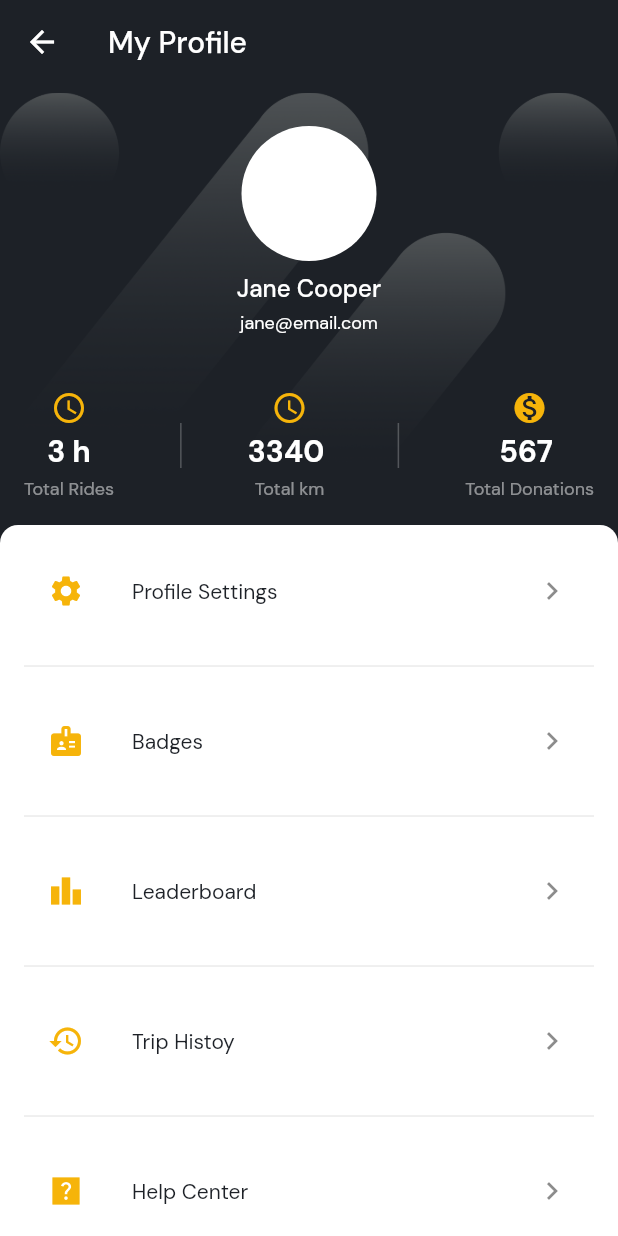
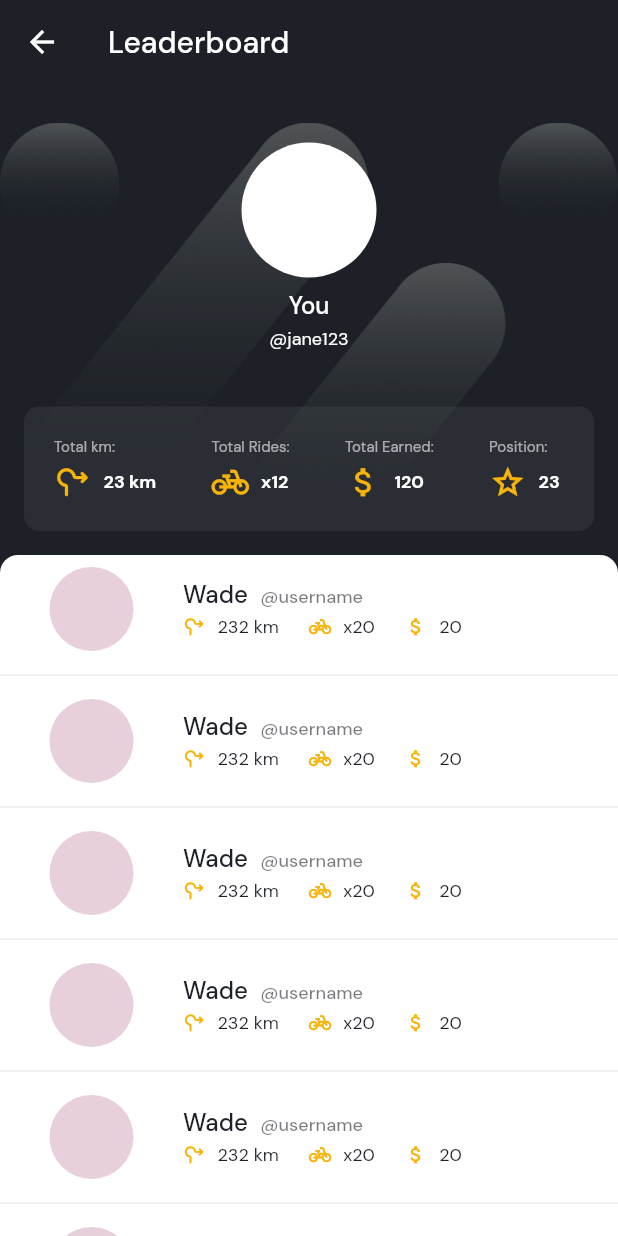
Before and after one commit to ChebacGrigore/Cycle_for_Lisbon_flutter, a Flutter app: the ProfileScreen screen opened directly, after a tap on "Leaderboard", on a phone screen of 412 x 824 dp. Run offline on Flutter 3.47's test engine with Material 2 defaults, Android fonts, the phone set to English and light mode, and no system bars; our stand-ins replace flutter_riverpod, flutter_svg, google_fonts.

Commit message:
leaderboard complete

```diff
--- /dev/null
+++ b/lib/view/screens/profile/leaderboard.dart
@@ -0,0 +1,243 @@
+import 'package:cfl/view/screens/profile/profile_screen.dart';
+import 'package:cfl/view/styles/styles.dart';
+import 'package:cfl/view/widgets/widgets.dart';
+import 'package:flutter/material.dart';
+import 'package:google_fonts/google_fonts.dart';
+
+class LeaderboardScreen extends StatefulWidget {
+  const LeaderboardScreen({super.key});
+
+  @override
+  State<LeaderboardScreen> createState() => _LeaderboardScreenState();
+}
+
+class _LeaderboardScreenState extends State<LeaderboardScreen> {
+  @override
+  Widget build(BuildContext context) {
+    return Scaffold(
+      backgroundColor: AppColors.primaryColor,
+      body: CustomScrollView(
+        slivers: [
+          SliverAppBar(
+            floating: true,
+            pinned: true,
+            expandedHeight: 370,
+            iconTheme: const IconThemeData(color: AppColors.white),
+            title: Text(
+              'Leaderboard',
+              style: GoogleFonts.dmSans(
+                color: AppColors.white,
+              ),
+            ),
+            flexibleSpace: FlexibleSpaceBar(
+              background: Container(
+                decoration: const BoxDecoration(
+                  color: AppColors.primaryColor,
+                  image: DecorationImage(
+                    alignment: Alignment.bottomCenter,
+                    image: AssetImage(
+                      AppAssets.appBarBg,
+                    ),
+                    fit: BoxFit.contain,
+                  ),
+                ),
+                child: Padding(
+                  padding: const EdgeInsets.all(16.0),
+                  child: Column(
+                    mainAxisAlignment: MainAxisAlignment.end,
+                    children: [
+                      const CircleAvatar(
+                        radius: 45,
+                        backgroundColor: AppColors.white,
+                      ),
+                      const SizedBox(height: 8),
+                      Text(
+                        'You',
+                        style: GoogleFonts.dmSans(
+                          color: AppColors.white,
+                          fontSize: 16,
+                          fontWeight: FontWeight.w500,
+                        ),
+                      ),
+                      const SizedBox(height: 4),
+                      Text(
+                        '@jane123',
+                        style: GoogleFonts.dmSans(
+                          color: AppColors.white,
+                          fontSize: 12,
+                        ),
+                      ),
+                      const SizedBox(height: 37),
+                      Container(
+                        decoration: BoxDecoration(
+                            color: AppColors.white.withOpacity(0.06),
+                            borderRadius: BorderRadius.circular(10)),
+                        padding: const EdgeInsets.all(20),
+                        child: Row(
+                          mainAxisAlignment: MainAxisAlignment.spaceBetween,
+                          children: const [
+                            LeaderboardActivityCount(
+                              count: 23,
+                              title: 'Total km',
+                              unit: 'km',
+                              icon: Icons.roundabout_right_rounded,
+                            ),
+                            SizedBox(width: 6),
+                            LeaderboardActivityCount(
+                              count: 12,
+                              title: 'Total Rides',
+                              unit: 'x',
+                              icon: Icons.pedal_bike_outlined,
+                            ),
+                            SizedBox(width: 6),
+                            LeaderboardActivityCount(
+                              count: 120,
+                              title: 'Total Earned',
+                              unit: '',
+                              icon: Icons.attach_money,
+                            ),
+                            SizedBox(width: 6),
+                            LeaderboardActivityCount(
+                              count: 23,
+                              title: 'Position',
+                              unit: '',
+                              icon: Icons.grade_outlined,
+                            ),
+                          ],
+                        ),
+                      ),
+                    ],
+                  ),
+                ),
+              ),
+            ),
+          ),
+          SliverFillRemaining(
+            child: Container(
+              decoration: const BoxDecoration(
+                borderRadius: BorderRadius.only(
+                  topLeft: Radius.circular(12),
+                  topRight: Radius.circular(12),
+                ),
+                color: AppColors.white,
+              ),
+              child: ListView.separated(
+                shrinkWrap: true,
+                itemCount: 100,
+                itemBuilder: (ctx, idx) {
+                  return ListTile(
+                    leading: const CircleAvatar(radius: 45),
+                    title: RichText(
+                      text: TextSpan(
+                        text: 'Wade  ',
+                        children: [
+                          TextSpan(
+                            text: '@username',
+                            style: GoogleFonts.dmSans(
+                              fontSize: 12,
+                              color: AppColors.primaryColor.withOpacity(0.60),
+                            ),
+                          ),
+                        ],
+                        style: GoogleFonts.dmSans(
+                          fontSize: 16,
+                          fontWeight: FontWeight.w500,
+                          color: AppColors.primaryColor,
+                        ),
+                      ),
+                    ),
+                    subtitle: Row(
+                      mainAxisAlignment: MainAxisAlignment.start,
+                      children: const [
+                        LeaderboardActivityCount(
+                          showTitle: false,
+                          count: 232,
+                          title: '',
+                          unit: 'km',
+                          icon: Icons.roundabout_right_outlined,
+                        ),
+                        SizedBox(width: 20),
+                        LeaderboardActivityCount(
+                          showTitle: false,
+                          count: 20,
+                          title: 'Rides',
+                          unit: 'x',
+                          icon: Icons.pedal_bike,
+                        ),
+                        SizedBox(width: 20),
+                        LeaderboardActivityCount(
+                          showTitle: false,
+                          count: 20,
+                          title: '',
+                          unit: '',
+                          icon: Icons.attach_money_outlined,
+                        ),
+                      ],
+                    ),
+                  );
+                },
+                separatorBuilder: (ctx, idx) {
+                  return const Divider();
+                },
+              ),
+            ),
+          )
+        ],
+      ),
+    );
+  }
+}
+
+class LeaderboardActivityCount extends StatelessWidget {
+  const LeaderboardActivityCount({
+    super.key,
+    required this.count,
+    required this.title,
+    required this.icon,
+    required this.unit,
+    this.showTitle = true,
+  });
+  final String title;
+  final int count;
+  final IconData icon;
+  final String unit;
+  final bool showTitle;
+  @override
+  Widget build(BuildContext context) {
+    return Column(
+      crossAxisAlignment: CrossAxisAlignment.start,
+      children: [
+        if (showTitle == true) ...[
+          Text(
+            '$title:',
+            style: GoogleFonts.dmSans(
+              color: AppColors.white.withOpacity(0.60),
+              fontSize: 10,
+            ),
+          ),
+          const SizedBox(height: 5),
+        ],
+        Row(
+          mainAxisAlignment: MainAxisAlignment.start,
+          crossAxisAlignment: CrossAxisAlignment.center,
+          children: [
+            Icon(
+              icon,
+              color: AppColors.accentColor,
+              size: showTitle ? 25 : 15,
+            ),
+            const SizedBox(width: 8),
+            Text(
+              title.contains('Rides') ? '$unit$count' : '$count $unit',
+              style: GoogleFonts.dmSans(
+                color: showTitle ? AppColors.white : AppColors.primaryColor,
+                fontWeight: showTitle ? FontWeight.bold : FontWeight.normal,
+                fontSize: 12,
+              ),
+            ),
+          ],
+        ),
+      ],
+    );
+  }
+}
--- a/lib/view/screens/profile/profile_screen.dart
+++ b/lib/view/screens/profile/profile_screen.dart
@@ -2,6 +2,7 @@ import 'package:cfl/shared/buildcontext_ext.dart';
 import 'package:cfl/view/screens/profile/about.dart';
 import 'package:cfl/view/screens/profile/badges.dart';
 import 'package:cfl/view/screens/profile/help_center.dart';
+import 'package:cfl/view/screens/profile/leaderboard.dart';
 import 'package:cfl/view/screens/profile/profile_settings.dart';
 import 'package:cfl/view/styles/styles.dart';
 import 'package:flutter/material.dart';
@@ -159,7 +160,9 @@ class _ProfileScreenState extends State<ProfileScreen> {
                       AppListTile(
                         title: 'Leaderboard',
                         icon: Icons.leaderboard,
-                        onTap: () {},
+                        onTap: () {
+                          context.push(const LeaderboardScreen());
+                        },
                         trailing: const Icon(Icons.chevron_right_outlined),
                       ),
                       const SizedBox(height: 14),
```
